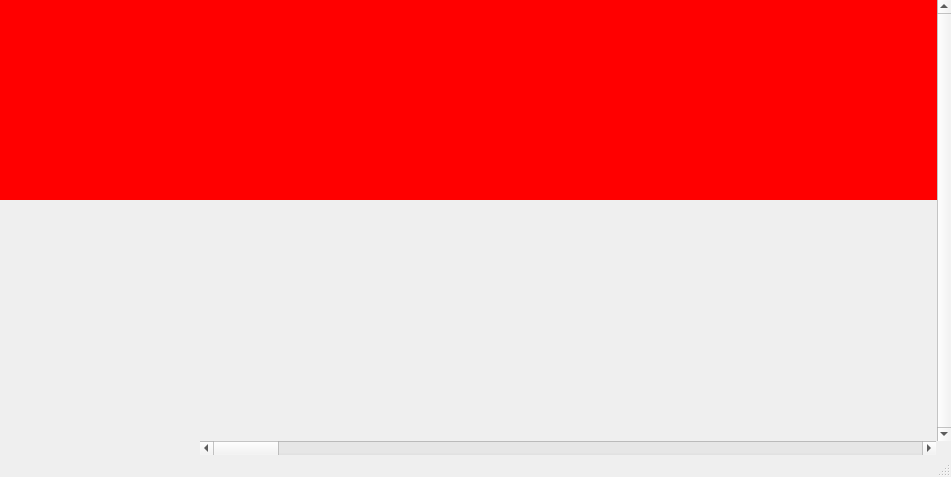
Old version of the form ui/timeline_window.ui in the repository mikeboers/ScoreBee.
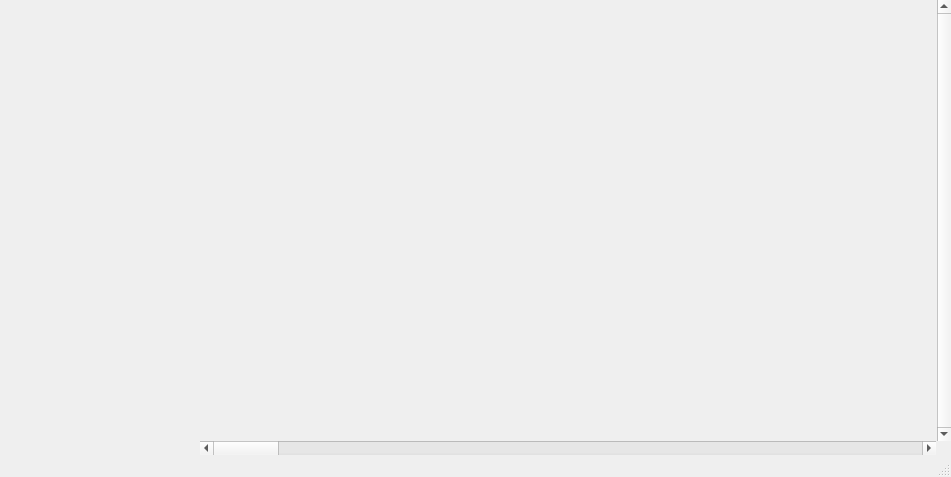
New version of the form.

Patch:
```diff
--- a/ui/timeline_window.ui
+++ b/ui/timeline_window.ui
@@ -62,8 +62,11 @@
          <height>0</height>
         </size>
        </property>
+       <property name="autoFillBackground">
+        <bool>false</bool>
+       </property>
        <property name="styleSheet">
-        <string notr="true">background-color:red</string>
+        <string notr="true"/>
        </property>
       </widget>
      </widget>
```
Left out of the diff: 2 changed lines with no effect on the pictures.
